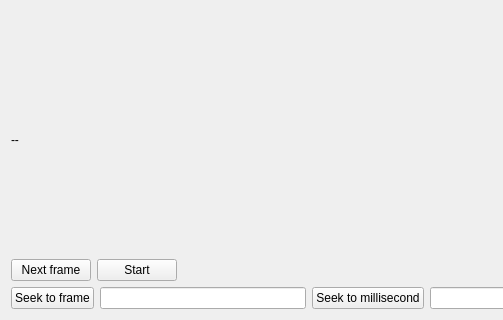
The window that FfmpegPlayer.ui (Aerobota/OpenCV) describes before a commit, drawn with Qt 5; both pictures show x 0 to 503 and y 218 to 538 of the 939 by 538 pixel window.
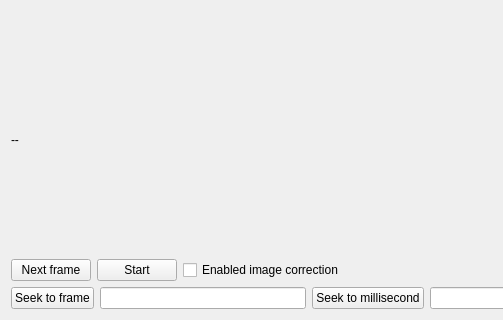
The same window after the commit.

Commit message: Add checkbox for enable the image correction

Patch:
```diff
--- a/FfmpegPlayer.ui
+++ b/FfmpegPlayer.ui
@@ -83,6 +83,13 @@
          </property>
         </widget>
        </item>
+       <item>
+        <widget class="QCheckBox" name="cxCorrection">
+         <property name="text">
+          <string>Enabled image correction</string>
+         </property>
+        </widget>
+       </item>
        <item>
         <spacer name="horizontalSpacer_6">
          <property name="orientation">
```
The commit also changes 2 other files.
